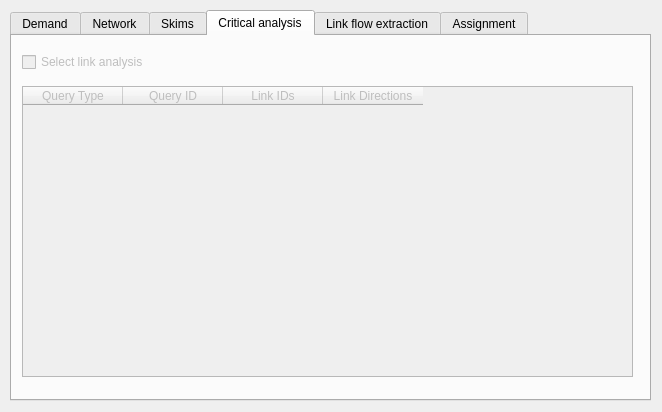
Old version of the form forms/ui_traffic_assignment.ui in the repository AequilibraE/qaequilibrae.
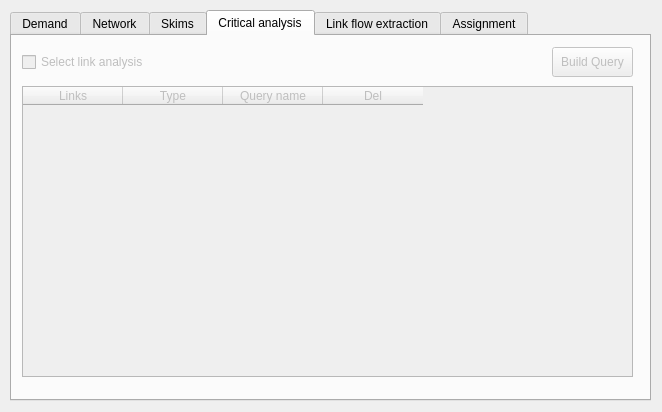
New version of the form. The open tabs and pages were chosen to show the change. Custom widgets are drawn as their Qt base class.

Commit message: Introducing the query building tool for select link analysis

```diff
--- a/forms/ui_traffic_assignment.ui
+++ b/forms/ui_traffic_assignment.ui
@@ -349,22 +349,22 @@
      </attribute>
      <column>
       <property name="text">
-       <string>Query Type</string>
+       <string>Links</string>
       </property>
      </column>
      <column>
       <property name="text">
-       <string>Query ID</string>
+       <string>Type</string>
       </property>
      </column>
      <column>
       <property name="text">
-       <string>Link IDs</string>
+       <string>Query name</string>
       </property>
      </column>
      <column>
       <property name="text">
-       <string>Link Directions</string>
+       <string>Del</string>
       </property>
      </column>
     </widget>
@@ -384,6 +384,22 @@
       <string>Select link analysis</string>
      </property>
     </widget>
+    <widget class="QPushButton" name="but_build_query">
+     <property name="enabled">
+      <bool>false</bool>
+     </property>
+     <property name="geometry">
+      <rect>
+       <x>540</x>
+       <y>11</y>
+       <width>81</width>
+       <height>30</height>
+      </rect>
+     </property>
+     <property name="text">
+      <string>Build Query</string>
+     </property>
+    </widget>
    </widget>
    <widget class="QWidget" name="tab_5">
     <attribute name="title">
```
Left out of the diff: 26 changed lines with no effect on the pictures. The commit also changes 9 other files.
